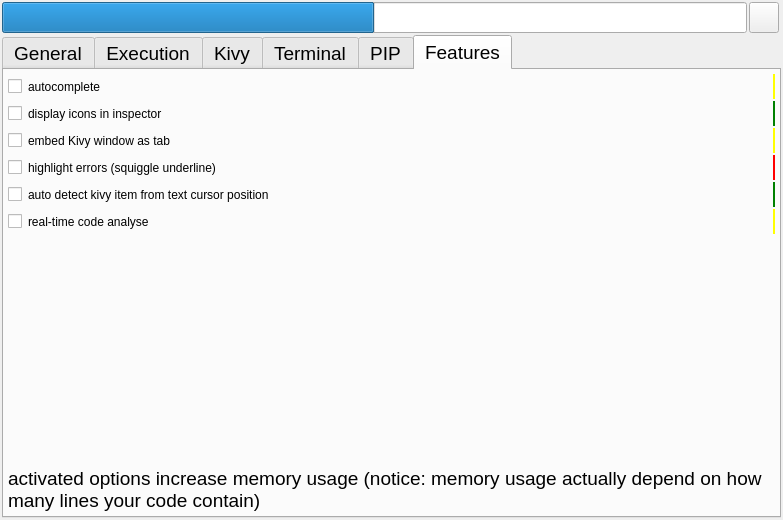
Old version of the form src/plugins/ui/settings.ui in the repository badr-eddin/kv-creator.
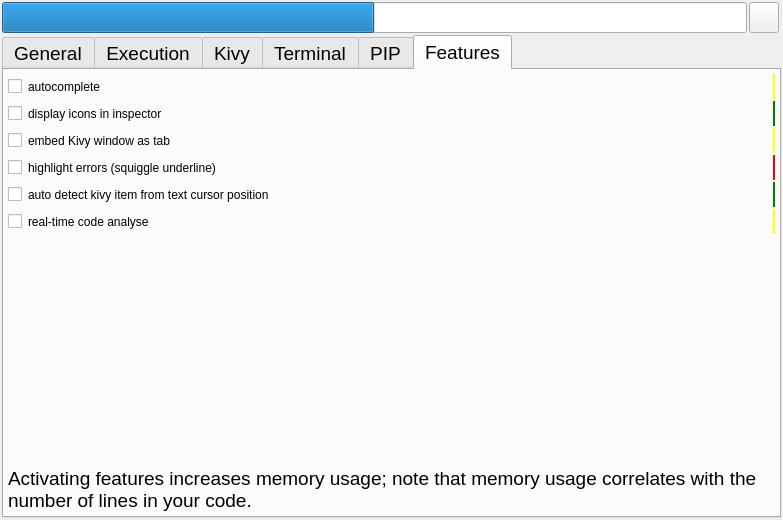
New version of the form. The open tabs and pages were chosen to show the change.

Diff of the .ui file:
```diff
--- a/src/plugins/ui/settings.ui
+++ b/src/plugins/ui/settings.ui
@@ -969,7 +969,7 @@
           </size>
          </property>
          <property name="text">
-          <string>activated options increase memory usage (notice: memory usage actually depend on how many lines your code contain)</string>
+          <string>Activating features increases memory usage; note that memory usage correlates with the number of lines in your code.</string>
          </property>
          <property name="wordWrap">
           <bool>true</bool>
```
